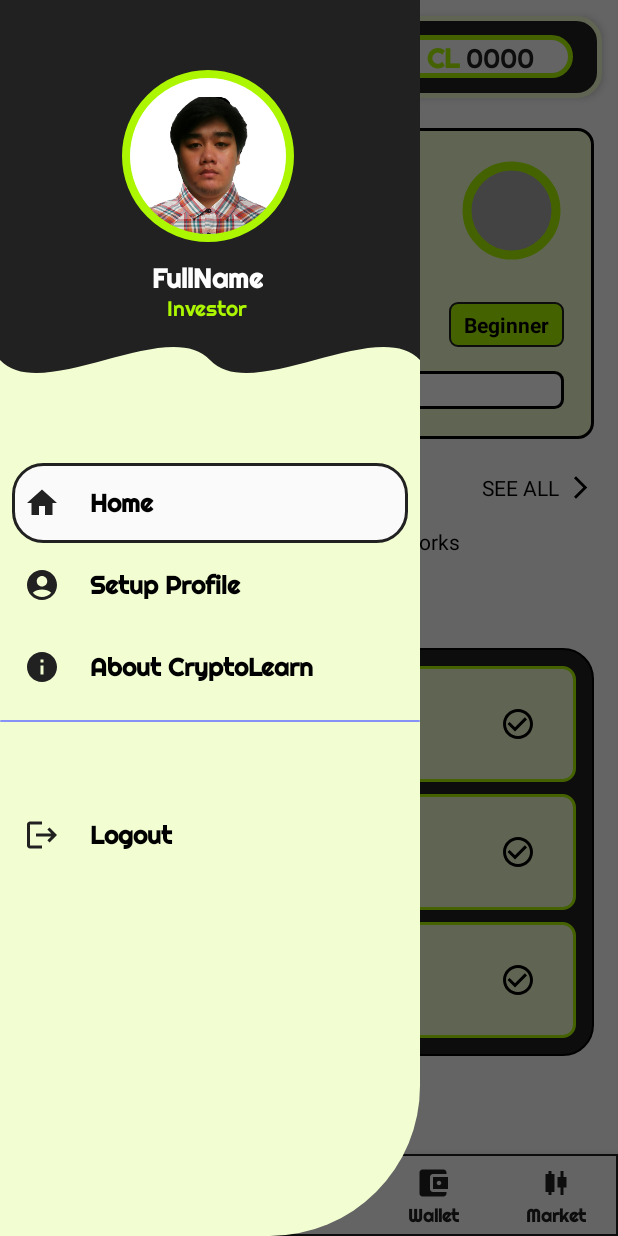
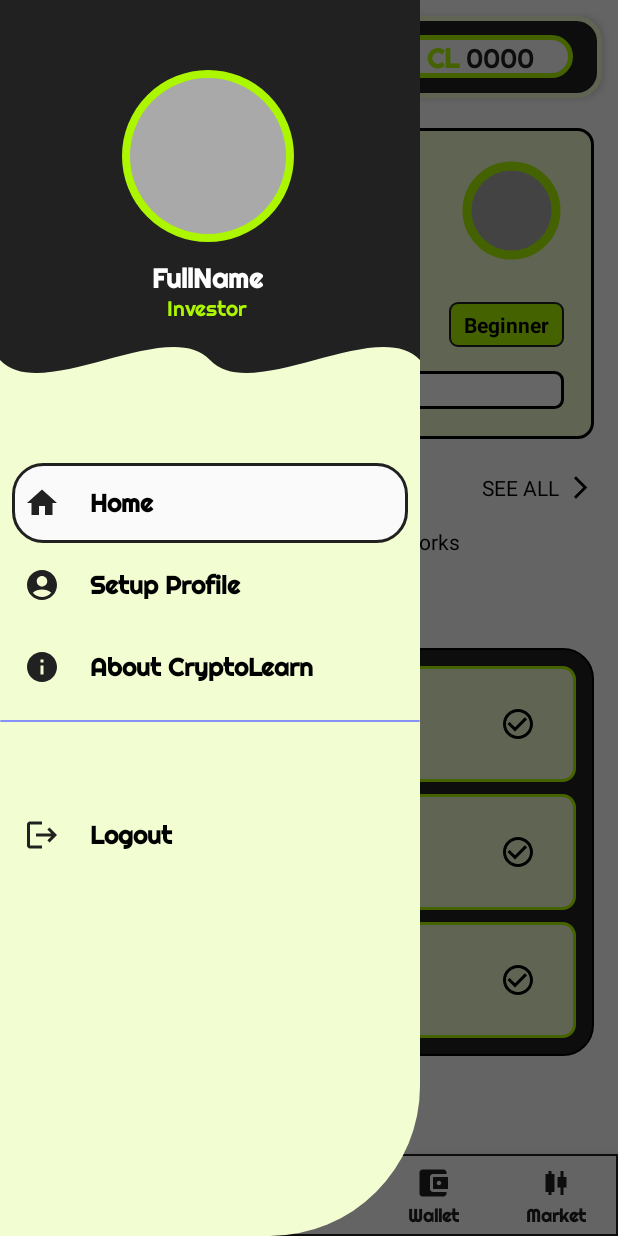
Before and after one commit to JSDevUno/CryptoLearnApp, an Android app: the homeFragment screen opened directly, with no data from a screen before it, with the side drawer open, on a phone screen of 412 x 824 dp. Run offline under Robolectric (Android 15) with nearby library versions, the phone set to English and light mode, and no system bars; Roboto replaces fonts that are not available here.

Commit message:
tanginae mo

```diff
--- a/app/src/main/res/layout/fragment_home.xml
+++ b/app/src/main/res/layout/fragment_home.xml
@@ -41,7 +41,7 @@
                         android:id="@+id/greeting_name"
                         android:layout_width="wrap_content"
                         android:layout_height="wrap_content"
-                        android:text="Hi, John"
+                        android:text="Hi, Name"
                         android:fontFamily="@font/righteous"
                         android:textSize="20sp"
                         android:textStyle="bold"
--- a/app/src/main/res/layout/nav_header.xml
+++ b/app/src/main/res/layout/nav_header.xml
@@ -19,7 +19,7 @@
         android:padding="5dp"
         app:shapeAppearanceOverlay="@style/roundedImageView"
         android:layout_marginRight="21dp"
-        android:src="@drawable/dar"
+        android:src="#a9a9a9"
         android:layout_gravity="center_horizontal"/>
 
     <TextView
```
